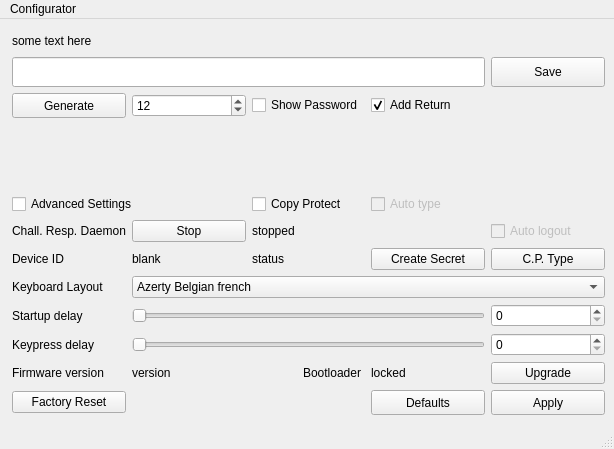
w-A-L-L-e/anykey-configurator, file anykey.ui: the form before one commit.
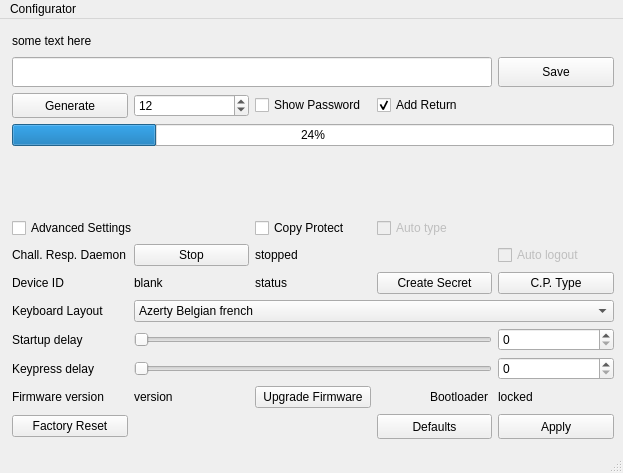
The form after the commit.

Commit message: added progressbar for firmware upgrades and long running tasks. cleaned up some more and prepared most of the gui code for actual firmware upgrading

```diff
--- a/anykey.ui
+++ b/anykey.ui
@@ -6,8 +6,8 @@
    <rect>
     <x>0</x>
     <y>0</y>
-    <width>614</width>
-    <height>449</height>
+    <width>623</width>
+    <height>473</height>
    </rect>
   </property>
   <property name="sizePolicy">
@@ -41,7 +41,223 @@
       <property name="topMargin">
        <number>0</number>
       </property>
+      <item row="0" column="0" colspan="5">
+       <widget class="QLabel" name="titleLabel">
+        <property name="minimumSize">
+         <size>
+          <width>0</width>
+          <height>20</height>
+         </size>
+        </property>
+        <property name="text">
+         <string>some text here</string>
+        </property>
+       </widget>
+      </item>
+      <item row="5" column="3">
+       <widget class="QCheckBox" name="daemonAutoType">
+        <property name="enabled">
+         <bool>false</bool>
+        </property>
+        <property name="text">
+         <string>Auto type</string>
+        </property>
+        <property name="checked">
+         <bool>false</bool>
+        </property>
+       </widget>
+      </item>
+      <item row="2" column="0">
+       <widget class="QPushButton" name="generateButton">
+        <property name="sizePolicy">
+         <sizepolicy hsizetype="Minimum" vsizetype="Fixed">
+          <horstretch>0</horstretch>
+          <verstretch>0</verstretch>
+         </sizepolicy>
+        </property>
+        <property name="minimumSize">
+         <size>
+          <width>0</width>
+          <height>25</height>
+         </size>
+        </property>
+        <property name="text">
+         <string>Generate</string>
+        </property>
+       </widget>
+      </item>
+      <item row="5" column="0" colspan="2">
+       <widget class="QCheckBox" name="advancedSettingsToggle">
+        <property name="text">
+         <string>Advanced Settings</string>
+        </property>
+       </widget>
+      </item>
+      <item row="7" column="2">
+       <widget class="QLabel" name="saltStatus">
+        <property name="text">
+         <string>status</string>
+        </property>
+       </widget>
+      </item>
+      <item row="1" column="4">
+       <widget class="QPushButton" name="saveButton">
+        <property name="sizePolicy">
+         <sizepolicy hsizetype="Minimum" vsizetype="Fixed">
+          <horstretch>0</horstretch>
+          <verstretch>0</verstretch>
+         </sizepolicy>
+        </property>
+        <property name="minimumSize">
+         <size>
+          <width>0</width>
+          <height>30</height>
+         </size>
+        </property>
+        <property name="text">
+         <string>Save</string>
+        </property>
+       </widget>
+      </item>
+      <item row="8" column="0">
+       <widget class="QLabel" name="labelLayout">
+        <property name="text">
+         <string>Keyboard Layout</string>
+        </property>
+       </widget>
+      </item>
+      <item row="2" column="3">
+       <widget class="QCheckBox" name="addReturn">
+        <property name="text">
+         <string>Add Return</string>
+        </property>
+        <property name="checked">
+         <bool>true</bool>
+        </property>
+       </widget>
+      </item>
+      <item row="2" column="2">
+       <widget class="QCheckBox" name="showPassword">
+        <property name="minimumSize">
+         <size>
+          <width>0</width>
+          <height>0</height>
+         </size>
+        </property>
+        <property name="text">
+         <string>Show Password</string>
+        </property>
+       </widget>
+      </item>
+      <item row="5" column="2">
+       <widget class="QCheckBox" name="copyProtectToggle">
+        <property name="text">
+         <string>Copy Protect</string>
+        </property>
+       </widget>
+      </item>
+      <item row="12" column="3">
+       <widget class="QPushButton" name="restoreDefaultsBtn">
+        <property name="sizePolicy">
+         <sizepolicy hsizetype="Minimum" vsizetype="Fixed">
+          <horstretch>0</horstretch>
+          <verstretch>0</verstretch>
+         </sizepolicy>
+        </property>
+        <property name="minimumSize">
+         <size>
+          <width>0</width>
+          <height>25</height>
+         </size>
+        </property>
+        <property name="text">
+         <string>Defaults</string>
+        </property>
+       </widget>
+      </item>
+      <item row="11" column="1">
+       <widget class="QLabel" name="firmwareVersion">
+        <property name="text">
+         <string>version</string>
+        </property>
+       </widget>
+      </item>
+      <item row="6" column="0">
+       <widget class="QLabel" name="daemonLabel">
+        <property name="text">
+         <string>Chall. Resp. Daemon</string>
+        </property>
+       </widget>
+      </item>
+      <item row="7" column="3">
+       <widget class="QPushButton" name="updateSaltButton">
+        <property name="text">
+         <string>Create Secret</string>
+        </property>
+       </widget>
+      </item>
+      <item row="9" column="0">
+       <widget class="QLabel" name="labelStartDelay">
+        <property name="text">
+         <string>Startup delay</string>
+        </property>
+       </widget>
+      </item>
+      <item row="7" column="0">
+       <widget class="QLabel" name="deviceIdLabel">
+        <property name="text">
+         <string>Device ID</string>
+        </property>
+       </widget>
+      </item>
+      <item row="2" column="1">
+       <widget class="QSpinBox" name="generateLength">
+        <property name="minimumSize">
+         <size>
+          <width>0</width>
+          <height>21</height>
+         </size>
+        </property>
+        <property name="minimum">
+         <number>1</number>
+        </property>
+        <property name="value">
+         <number>12</number>
+        </property>
+       </widget>
+      </item>
+      <item row="10" column="4">
+       <widget class="QSpinBox" name="keypressDelaySpin"/>
+      </item>
       <item row="3" column="0" colspan="5">
+       <widget class="QProgressBar" name="mainProgressBar">
+        <property name="value">
+         <number>24</number>
+        </property>
+       </widget>
+      </item>
+      <item row="9" column="1" colspan="3">
+       <widget class="QSlider" name="startupDelaySlider">
+        <property name="orientation">
+         <enum>Qt::Horizontal</enum>
+        </property>
+       </widget>
+      </item>
+      <item row="12" column="0">
+       <widget class="QPushButton" name="formatEepromButton">
+        <property name="text">
+         <string>Factory Reset</string>
+        </property>
+       </widget>
+      </item>
+      <item row="6" column="2">
+       <widget class="QLabel" name="daemonStatusLabel">
+        <property name="text">
+         <string>stopped</string>
+        </property>
+       </widget>
+      </item>
+      <item row="4" column="0" colspan="5">
        <spacer name="verticalSpacer">
         <property name="orientation">
          <enum>Qt::Vertical</enum>
@@ -54,6 +270,66 @@
         </property>
        </spacer>
       </item>
+      <item row="11" column="2">
+       <widget class="QPushButton" name="upgradeFirmwareButton">
+        <property name="text">
+         <string>Upgrade Firmware</string>
+        </property>
+       </widget>
+      </item>
+      <item row="10" column="1" colspan="3">
+       <widget class="QSlider" name="keypressDelaySlider">
+        <property name="orientation">
+         <enum>Qt::Horizontal</enum>
+        </property>
+       </widget>
+      </item>
+      <item row="10" column="0">
+       <widget class="QLabel" name="labelKeypressDelay">
+        <property name="text">
+         <string>Keypress delay</string>
+        </property>
+       </widget>
+      </item>
+      <item row="12" column="4">
+       <widget class="QPushButton" name="applyAdvancedSettingsBtn">
+        <property name="sizePolicy">
+         <sizepolicy hsizetype="Minimum" vsizetype="Fixed">
+          <horstretch>0</horstretch>
+          <verstretch>0</verstretch>
+         </sizepolicy>
+        </property>
+        <property name="minimumSize">
+         <size>
+          <width>0</width>
+          <height>25</height>
+         </size>
+        </property>
+        <property name="text">
+         <string>Apply</string>
+        </property>
+       </widget>
+      </item>
+      <item row="9" column="4">
+       <widget class="QSpinBox" name="startupDelaySpin"/>
+      </item>
+      <item row="6" column="4">
+       <widget class="QCheckBox" name="daemonAutoLock">
+        <property name="enabled">
+         <bool>false</bool>
+        </property>
+        <property name="text">
+         <string>Auto logout</string>
+        </property>
+       </widget>
+      </item>
+      <item row="11" column="3" alignment="Qt::AlignRight">
+       <widget class="QLabel" name="bootloaderLabel">
+        <property name="text">
+         <string>Bootloader </string>
+        </property>
+       </widget>
+      </item>
       <item row="1" column="0" colspan="4">
        <widget class="QLineEdit" name="passwordEdit">
         <property name="sizePolicy">
@@ -76,59 +352,7 @@
         </property>
        </widget>
       </item>
-      <item row="8" column="0">
-       <widget class="QLabel" name="labelStartDelay">
-        <property name="text">
-         <string>Startup delay</string>
-        </property>
-       </widget>
-      </item>
-      <item row="6" column="1">
-       <widget class="QLabel" name="deviceId">
-        <property name="text">
-         <string>blank</string>
-        </property>
-       </widget>
-      </item>
-      <item row="8" column="4">
-       <widget class="QSpinBox" name="startupDelaySpin"/>
-      </item>
-      <item row="7" column="0">
-       <widget class="QLabel" name="labelLayout">
-        <property name="text">
-         <string>Keyboard Layout</string>
-        </property>
-       </widget>
-      </item>
-      <item row="5" column="0">
-       <widget class="QLabel" name="daemonLabel">
-        <property name="text">
-         <string>Chall. Resp. Daemon</string>
-        </property>
-       </widget>
-      </item>
-      <item row="8" column="1" colspan="3">
-       <widget class="QSlider" name="startupDelaySlider">
-        <property name="orientation">
-         <enum>Qt::Horizontal</enum>
-        </property>
-       </widget>
-      </item>
-      <item row="11" column="0">
-       <widget class="QPushButton" name="formatEepromButton">
-        <property name="text">
-         <string>Factory Reset</string>
-        </property>
-       </widget>
-      </item>
-      <item row="10" column="1">
-       <widget class="QLabel" name="firmwareVersion">
-        <property name="text">
-         <string>version</string>
-        </property>
-       </widget>
-      </item>
-      <item row="7" column="1" colspan="4">
+      <item row="8" column="1" colspan="4">
        <widget class="QComboBox" name="keyboardLayoutBox">
         <property name="sizePolicy">
          <sizepolicy hsizetype="Preferred" vsizetype="Preferred">
@@ -271,255 +495,38 @@
         </item>
        </widget>
       </item>
-      <item row="1" column="4">
-       <widget class="QPushButton" name="saveButton">
-        <property name="sizePolicy">
-         <sizepolicy hsizetype="Minimum" vsizetype="Fixed">
-          <horstretch>0</horstretch>
-          <verstretch>0</verstretch>
-         </sizepolicy>
-        </property>
-        <property name="minimumSize">
-         <size>
-          <width>0</width>
-          <height>30</height>
-         </size>
-        </property>
-        <property name="text">
-         <string>Save</string>
-        </property>
-       </widget>
-      </item>
-      <item row="2" column="3">
-       <widget class="QCheckBox" name="addReturn">
-        <property name="text">
-         <string>Add Return</string>
-        </property>
-        <property name="checked">
-         <bool>true</bool>
-        </property>
-       </widget>
-      </item>
       <item row="11" column="4">
-       <widget class="QPushButton" name="applyAdvancedSettingsBtn">
-        <property name="sizePolicy">
-         <sizepolicy hsizetype="Minimum" vsizetype="Fixed">
-          <horstretch>0</horstretch>
-          <verstretch>0</verstretch>
-         </sizepolicy>
-        </property>
-        <property name="minimumSize">
-         <size>
-          <width>0</width>
-          <height>25</height>
-         </size>
-        </property>
-        <property name="text">
-         <string>Apply</string>
-        </property>
-       </widget>
-      </item>
-      <item row="6" column="2">
-       <widget class="QLabel" name="saltStatus">
-        <property name="text">
-         <string>status</string>
-        </property>
-       </widget>
-      </item>
-      <item row="10" column="0">
-       <widget class="QLabel" name="firmwareVersionLabel">
-        <property name="text">
-         <string>Firmware version</string>
-        </property>
-       </widget>
-      </item>
-      <item row="9" column="1" colspan="3">
-       <widget class="QSlider" name="keypressDelaySlider">
-        <property name="orientation">
-         <enum>Qt::Horizontal</enum>
-        </property>
-       </widget>
-      </item>
-      <item row="2" column="2">
-       <widget class="QCheckBox" name="showPassword">
-        <property name="minimumSize">
-         <size>
-          <width>0</width>
-          <height>0</height>
-         </size>
-        </property>
-        <property name="text">
-         <string>Show Password</string>
-        </property>
-       </widget>
-      </item>
-      <item row="4" column="0" colspan="2">
-       <widget class="QCheckBox" name="advancedSettingsToggle">
-        <property name="text">
-         <string>Advanced Settings</string>
-        </property>
-       </widget>
-      </item>
-      <item row="2" column="0">
-       <widget class="QPushButton" name="generateButton">
-        <property name="sizePolicy">
-         <sizepolicy hsizetype="Minimum" vsizetype="Fixed">
-          <horstretch>0</horstretch>
-          <verstretch>0</verstretch>
-         </sizepolicy>
-        </property>
-        <property name="minimumSize">
-         <size>
-          <width>0</width>
-          <height>25</height>
-         </size>
-        </property>
-        <property name="text">
-         <string>Generate</string>
-        </property>
-       </widget>
-      </item>
-      <item row="2" column="1">
-       <widget class="QSpinBox" name="generateLength">
-        <property name="minimumSize">
-         <size>
-          <width>0</width>
-          <height>21</height>
-         </size>
-        </property>
-        <property name="minimum">
-         <number>1</number>
-        </property>
-        <property name="value">
-         <number>12</number>
-        </property>
-       </widget>
-      </item>
-      <item row="6" column="3">
-       <widget class="QPushButton" name="updateSaltButton">
-        <property name="text">
-         <string>Create Secret</string>
-        </property>
-       </widget>
-      </item>
-      <item row="6" column="0">
-       <widget class="QLabel" name="deviceIdLabel">
-        <property name="text">
-         <string>Device ID</string>
-        </property>
-       </widget>
-      </item>
-      <item row="0" column="0" colspan="5">
-       <widget class="QLabel" name="titleLabel">
-        <property name="minimumSize">
-         <size>
-          <width>0</width>
-          <height>20</height>
-         </size>
-        </property>
-        <property name="text">
-         <string>some text here</string>
-        </property>
-       </widget>
-      </item>
-      <item row="10" column="4">
-       <widget class="QPushButton" name="upgradeFirmwareButton">
-        <property name="text">
-         <string>Upgrade</string>
-        </property>
-       </widget>
-      </item>
-      <item row="11" column="3">
-       <widget class="QPushButton" name="restoreDefaultsBtn">
-        <property name="sizePolicy">
-         <sizepolicy hsizetype="Minimum" vsizetype="Fixed">
-          <horstretch>0</horstretch>
-          <verstretch>0</verstretch>
-         </sizepolicy>
-        </property>
-        <property name="minimumSize">
-         <size>
-          <width>0</width>
-          <height>25</height>
-         </size>
-        </property>
-        <property name="text">
-         <string>Defaults</string>
-        </property>
-       </widget>
-      </item>
-      <item row="10" column="2" alignment="Qt::AlignRight">
-       <widget class="QLabel" name="bootloaderLabel">
-        <property name="text">
-         <string>Bootloader </string>
-        </property>
-       </widget>
-      </item>
-      <item row="9" column="4">
-       <widget class="QSpinBox" name="keypressDelaySpin"/>
-      </item>
-      <item row="9" column="0">
-       <widget class="QLabel" name="labelKeypressDelay">
-        <property name="text">
-         <string>Keypress delay</string>
-        </property>
-       </widget>
-      </item>
-      <item row="10" column="3">
        <widget class="QLabel" name="bootloaderStatus">
         <property name="text">
          <string>locked</string>
         </property>
        </widget>
       </item>
-      <item row="6" column="4">
+      <item row="7" column="4">
        <widget class="QPushButton" name="typeButton">
         <property name="text">
          <string>C.P. Type</string>
         </property>
        </widget>
       </item>
-      <item row="4" column="2">
-       <widget class="QCheckBox" name="copyProtectToggle">
-        <property name="text">
-         <string>Copy Protect</string>
-        </property>
-       </widget>
-      </item>
-      <item row="4" column="3">
-       <widget class="QCheckBox" name="daemonAutoType">
-        <property name="enabled">
-         <bool>false</bool>
-        </property>
-        <property name="text">
-         <string>Auto type</string>
-        </property>
-        <property name="checked">
-         <bool>false</bool>
-        </property>
-       </widget>
-      </item>
-      <item row="5" column="4">
-       <widget class="QCheckBox" name="daemonAutoLock">
-        <property name="enabled">
-         <bool>false</bool>
-        </property>
-        <property name="text">
-         <string>Auto logout</string>
-        </property>
-       </widget>
-      </item>
-      <item row="5" column="1">
+      <item row="6" column="1">
        <widget class="QPushButton" name="daemonRestartButton">
         <property name="text">
          <string>Stop</string>
         </property>
        </widget>
       </item>
-      <item row="5" column="2">
-       <widget class="QLabel" name="daemonStatusLabel">
+      <item row="11" column="0">
+       <widget class="QLabel" name="firmwareVersionLabel">
         <property name="text">
-         <string>stopped</string>
+         <string>Firmware version</string>
+        </property>
+       </widget>
+      </item>
+      <item row="7" column="1">
+       <widget class="QLabel" name="deviceId">
+        <property name="text">
+         <string>blank</string>
         </property>
        </widget>
       </item>
@@ -532,8 +539,8 @@
     <rect>
      <x>0</x>
      <y>0</y>
-     <width>614</width>
-     <height>21</height>
+     <width>623</width>
+     <height>22</height>
     </rect>
    </property>
    <widget class="QMenu" name="menuAnyKey">
```
The commit also changes 3 other files.
